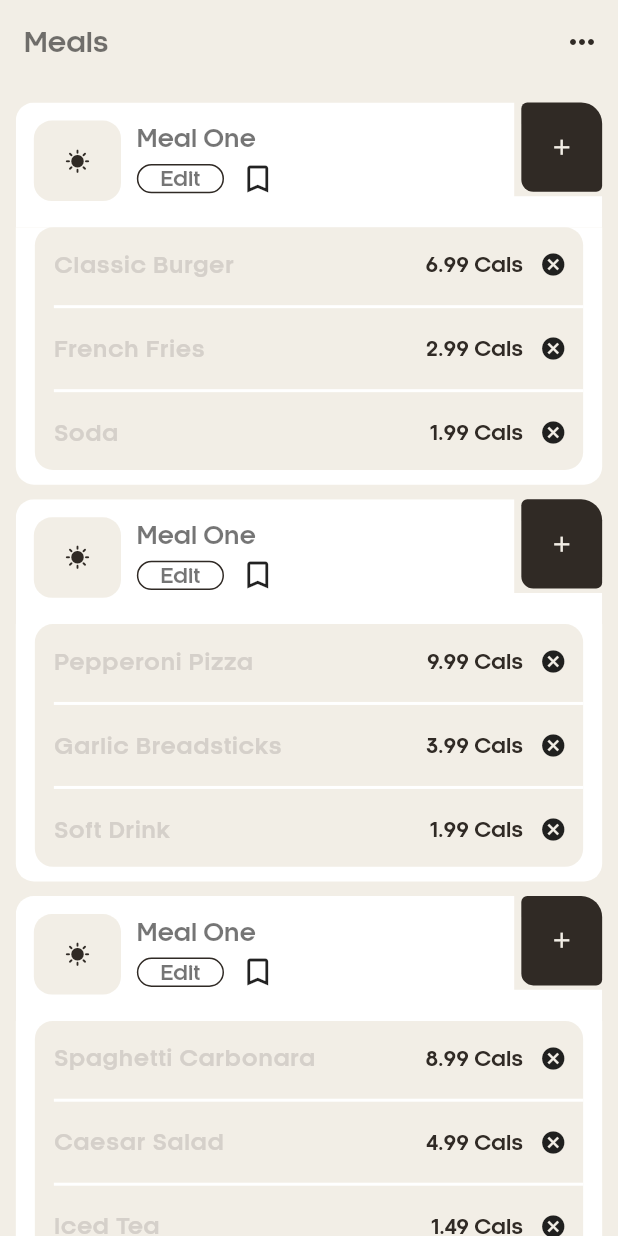
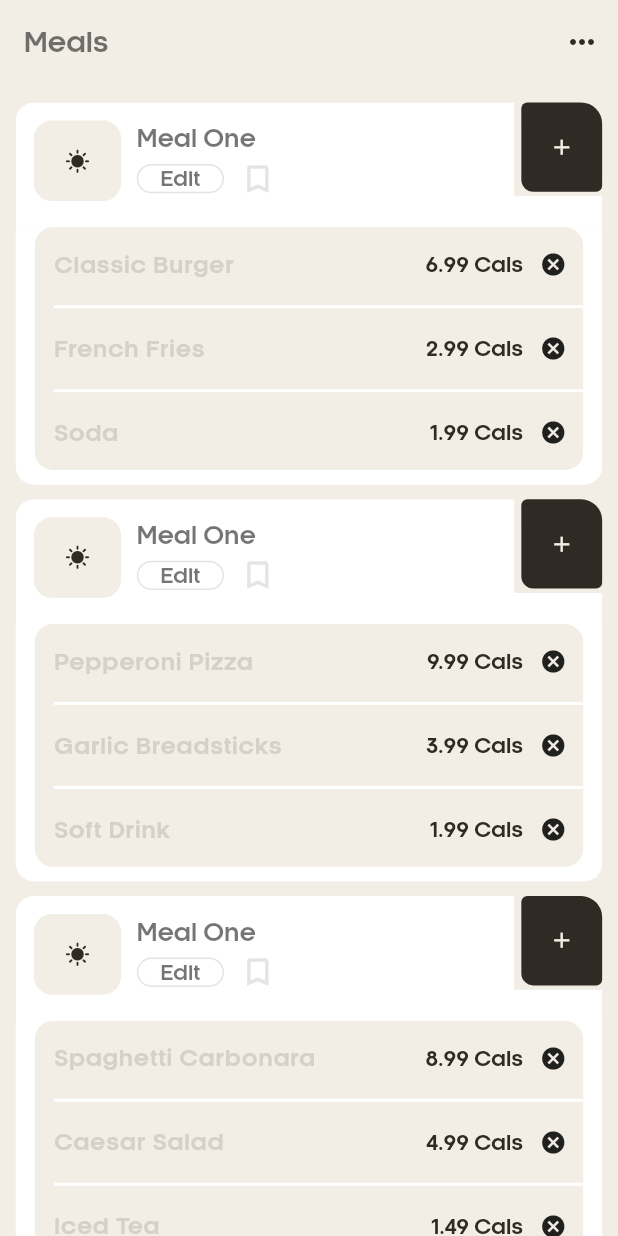
Before and after one commit to abdullahjavaid409/Studio93-Task, a Flutter app: the screen it shows after launch, on a phone screen of 412 x 824 dp. Run offline on Flutter 3.47's test engine with Material 2 defaults, Android fonts, the phone set to English and light mode, and no system bars; our stand-ins replace flutter_screenutil.

Commit message:
update the code

```diff
--- a/lib/page/home/component/home_card.dart
+++ b/lib/page/home/component/home_card.dart
@@ -64,8 +64,7 @@ class HomeCard extends StatelessWidget {
                                             alignment: Alignment.center,
                                             height: 20,
                                             border: Border.all(
-                                                color:
-                                                    AppColor.lightBlackColor),
+                                                color: AppColor.borderColor),
                                             borderRadius:
                                                 BorderRadius.circular(12),
                                             width: 55,
@@ -76,6 +75,7 @@ class HomeCard extends StatelessWidget {
                                           const HorizontalSpacing(of: 10),
                                           const Icon(
                                             Icons.bookmark_border,
+                                            color: AppColor.borderColor,
                                           )
                                         ],
                                       )
@@ -85,7 +85,7 @@ class HomeCard extends StatelessWidget {
                                         alignment: Alignment.center,
                                         height: 22,
                                         border: Border.all(
-                                            color: AppColor.saveColor),
+                                            color: AppColor.borderColor),
                                         borderRadius: BorderRadius.circular(12),
                                         width: 55,
                                         child: 'Save'.toText(
```
